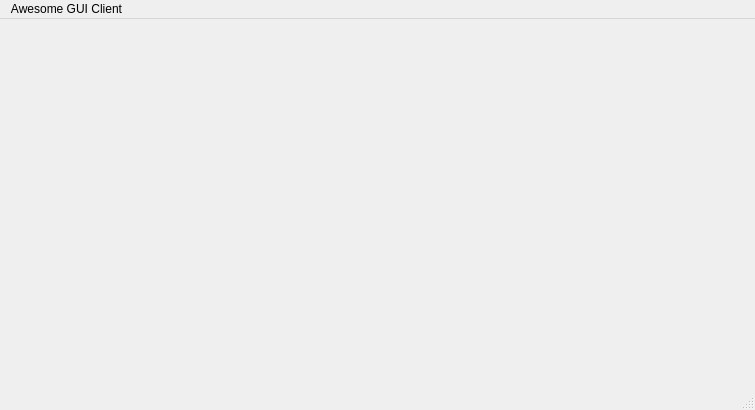
This is host/simon_gui/MainWindow.ui in Rajesh-Sec-Project/simon as Qt 5 draws it before an edit. The edited form follows.
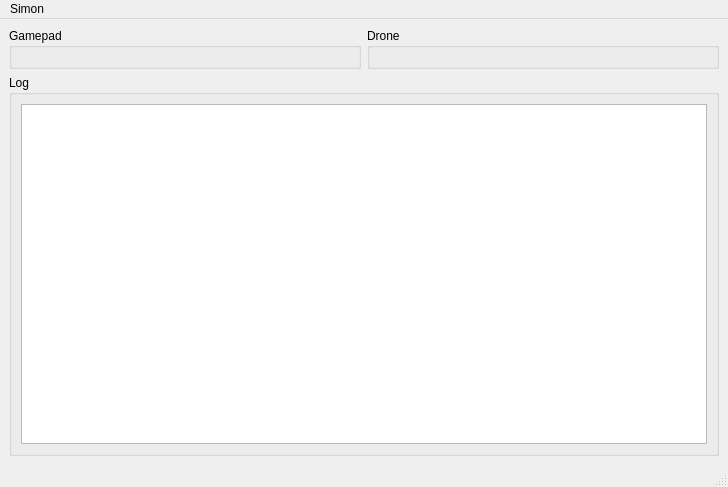
This is the edited form. Custom widgets are drawn as their Qt base class.

Commit message: Added logging system base (not yet tested on the drone)  - added a GameElement class to provide global GameSystem access for logging  - added a lcomm::LogPacket class (w/ 4 levels of logging, trace/message/warning/error)  - integrated in the UI (w/ some coloring :) )

```diff
--- a/host/simon_gui/MainWindow.ui
+++ b/host/simon_gui/MainWindow.ui
@@ -6,34 +6,78 @@
    <rect>
     <x>0</x>
     <y>0</y>
-    <width>755</width>
-    <height>410</height>
+    <width>728</width>
+    <height>487</height>
    </rect>
   </property>
   <property name="windowTitle">
    <string>MainWindow</string>
   </property>
   <widget class="QWidget" name="centralwidget">
-   <zorder>gridLayoutWidget</zorder>
+   <layout class="QGridLayout" name="gridLayout_3">
+    <item row="0" column="0">
+     <widget class="QGroupBox" name="groupBox_2">
+      <property name="title">
+       <string>Gamepad</string>
+      </property>
+      <layout class="QGridLayout" name="gridLayout_2">
+       <item row="0" column="0">
+        <widget class="GamePad" name="gamepad" native="true"/>
+       </item>
+      </layout>
+     </widget>
+    </item>
+    <item row="0" column="1">
+     <widget class="QGroupBox" name="groupBox_3">
+      <property name="title">
+       <string>Drone</string>
+      </property>
+     </widget>
+    </item>
+    <item row="1" column="0" colspan="2">
+     <widget class="QGroupBox" name="groupBox">
+      <property name="title">
+       <string>Log</string>
+      </property>
+      <layout class="QGridLayout" name="gridLayout">
+       <item row="0" column="0">
+        <widget class="QTextEdit" name="log">
+         <property name="readOnly">
+          <bool>true</bool>
+         </property>
+        </widget>
+       </item>
+      </layout>
+     </widget>
+    </item>
+   </layout>
   </widget>
   <widget class="QMenuBar" name="menubar">
    <property name="geometry">
     <rect>
      <x>0</x>
      <y>0</y>
-     <width>755</width>
+     <width>728</width>
      <height>20</height>
     </rect>
    </property>
    <widget class="QMenu" name="menuAwesome_GUI_Client">
     <property name="title">
-     <string>Awesome GUI Client</string>
+     <string>Simon</string>
     </property>
    </widget>
    <addaction name="menuAwesome_GUI_Client"/>
   </widget>
   <widget class="QStatusBar" name="statusbar"/>
  </widget>
+ <customwidgets>
+  <customwidget>
+   <class>GamePad</class>
+   <extends>QWidget</extends>
+   <header>gamepad.h</header>
+   <container>1</container>
+  </customwidget>
+ </customwidgets>
  <resources/>
  <connections/>
 </ui>
```
The commit also changes 19 other files.
